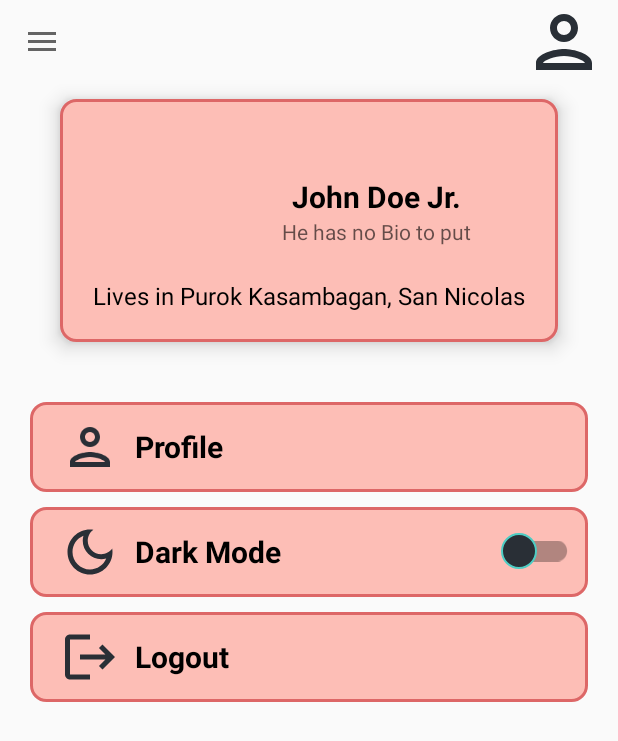
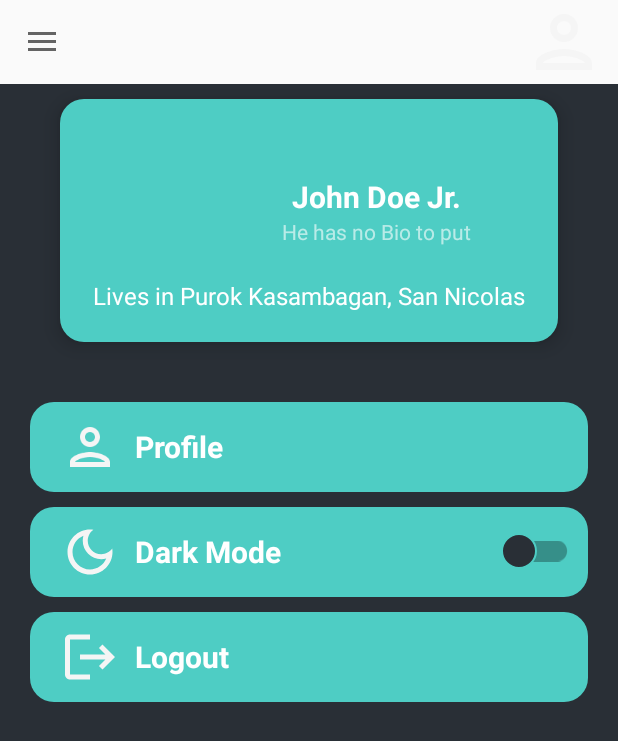
Before and after one commit to ajiwnl/HelpKonnect-Android, an Android app: the fragment UserSettingsFragment placed in its activity, on a phone screen of 412 x 824 dp. Shown: the top 741 px of the screen. Run offline under Robolectric (Android 15) with nearby library versions, the phone set to English and light mode, and no system bars; our stand-ins replace Firebase (no records; nobody signed in at launch, a user with empty details on screens opened directly), Picasso, Volley; libraries missing offline, so code that uses them is left out: io.getstream.chat; network calls fail; pictures from the network do not load.

Commit message:
Darkmode on user settings

```diff
--- a/app/src/main/java/com/helpkonnect/mobileapp/MainScreenActivity.java
+++ b/app/src/main/java/com/helpkonnect/mobileapp/MainScreenActivity.java
@@ -6,6 +6,8 @@ import android.util.Log;
 import android.widget.ImageView;
 import android.widget.TextView;
 import android.widget.Toast;
+
+import androidx.annotation.Nullable;
 import androidx.appcompat.app.ActionBarDrawerToggle;
 import androidx.appcompat.app.AppCompatActivity;
 import androidx.core.view.GravityCompat;
@@ -43,6 +45,7 @@ public class MainScreenActivity extends AppCompatActivity {
     private int strokeColor = Color.BLACK;
     private int strokeWidth = 1;
 
+
     @Override
     protected void onCreate(Bundle savedInstanceState) {
         super.onCreate(savedInstanceState);
@@ -56,7 +59,8 @@ public class MainScreenActivity extends AppCompatActivity {
         profileImageView = findViewById(R.id.profile_image);
         mAuth = FirebaseAuth.getInstance();
         firestore = FirebaseFirestore.getInstance();
-        currentUser = mAuth.getCurrentUser();
+        currentUser = null;
+        //mAuth.getCurrentUser();
 
         if (currentUser != null) {
             String userId = currentUser.getUid();
@@ -121,8 +125,6 @@ public class MainScreenActivity extends AppCompatActivity {
         });
     }
 
-    private void enableEdgeToEdge() {
-    }
 
     @Override
     public void onBackPressed() {
--- a/app/src/main/java/com/helpkonnect/mobileapp/UserSettingsFragment.java
+++ b/app/src/main/java/com/helpkonnect/mobileapp/UserSettingsFragment.java
@@ -1,12 +1,15 @@
 package com.helpkonnect.mobileapp;
 
+import android.content.Context;
 import android.content.Intent;
+import android.content.SharedPreferences;
 import android.graphics.Color;
 import android.os.Bundle;
 import android.util.Log;
 import android.view.LayoutInflater;
 import android.view.View;
 import android.view.ViewGroup;
+import android.widget.CompoundButton;
 import android.widget.ImageView;
 import android.widget.LinearLayout;
 import android.widget.TextView;
@@ -14,6 +17,8 @@ import android.widget.Toast;
 
 import androidx.annotation.NonNull;
 import androidx.annotation.Nullable;
+import androidx.appcompat.app.AppCompatDelegate;
+import androidx.appcompat.widget.SwitchCompat;
 import androidx.constraintlayout.widget.ConstraintLayout;
 import androidx.fragment.app.Fragment;
 import androidx.fragment.app.FragmentTransaction;
@@ -47,6 +52,12 @@ public class UserSettingsFragment extends Fragment {
 
     private ConstraintLayout profileLayout;
 
+    private SwitchCompat themeSwitch;
+    boolean isDarkMode;
+    SharedPreferences preferences;
+    SharedPreferences.Editor edit;
+
+
     @Nullable
     @Override
     public View onCreateView(@NonNull LayoutInflater inflater, @Nullable ViewGroup container, @Nullable Bundle savedInstanceState) {
@@ -58,6 +69,7 @@ public class UserSettingsFragment extends Fragment {
         firestore = FirebaseFirestore.getInstance();
 
         currentUser = mAuth.getCurrentUser();
+
 
         // Initialize views
         userFullName = rootView.findViewById(R.id.fullnametextview);
@@ -94,7 +106,39 @@ public class UserSettingsFragment extends Fragment {
             }
         });
 
+
+        //For theme change
+        themeSwitch = rootView.findViewById(R.id.themeSwitch);
+
+        preferences = getActivity().getSharedPreferences("appPreferences", Context.MODE_PRIVATE);
+        isDarkMode = preferences.getBoolean("isDarkMode", false);
+        themeSwitch.setChecked(isDarkMode);
+
+        applyTheme(isDarkMode); // Apply the current theme to views
+
+        themeSwitch.setOnCheckedChangeListener(new CompoundButton.OnCheckedChangeListener() {
+            @Override
+            public void onCheckedChanged(CompoundButton buttonView, boolean isChecked) {
+
+                SharedPreferences.Editor editor = preferences.edit();
+                editor.putBoolean("isDarkMode", isChecked);
+                editor.apply();
+
+                applyTheme(isChecked);
+            }
+        });
+
         return rootView;
+    }
+
+    private void applyTheme(boolean isDarkMode) {
+        if (isDarkMode) {
+            AppCompatDelegate.setDefaultNightMode(AppCompatDelegate.MODE_NIGHT_YES);
+
+        } else {
+            AppCompatDelegate.setDefaultNightMode(AppCompatDelegate.MODE_NIGHT_NO);
+
+        }
     }
 
     // Method to handle sign out
--- a/app/src/main/res/drawable/darkmodeicon.xml
+++ b/app/src/main/res/drawable/darkmodeicon.xml
@@ -1,5 +1,5 @@
-<vector xmlns:android="http://schemas.android.com/apk/res/android" android:height="24dp" android:tint="@color/SecondaryDark" android:viewportHeight="24" android:viewportWidth="24" android:width="24dp">
+<vector xmlns:android="http://schemas.android.com/apk/res/android" android:height="24dp" android:tint="?attr/colorPrimary" android:viewportHeight="24" android:viewportWidth="24" android:width="24dp">
 
-    <path android:fillColor="@android:color/white" android:pathData="M9.37,5.51C9.19,6.15 9.1,6.82 9.1,7.5c0,4.08 3.32,7.4 7.4,7.4c0.68,0 1.35,-0.09 1.99,-0.27C17.45,17.19 14.93,19 12,19c-3.86,0 -7,-3.14 -7,-7C5,9.07 6.81,6.55 9.37,5.51zM12,3c-4.97,0 -9,4.03 -9,9s4.03,9 9,9s9,-4.03 9,-9c0,-0.46 -0.04,-0.92 -0.1,-1.36c-0.98,1.37 -2.58,2.26 -4.4,2.26c-2.98,0 -5.4,-2.42 -5.4,-5.4c0,-1.81 0.89,-3.42 2.26,-4.4C12.92,3.04 12.46,3 12,3L12,3z"/>
+    <path  android:fillColor="@android:color/white" android:pathData="M9.37,5.51C9.19,6.15 9.1,6.82 9.1,7.5c0,4.08 3.32,7.4 7.4,7.4c0.68,0 1.35,-0.09 1.99,-0.27C17.45,17.19 14.93,19 12,19c-3.86,0 -7,-3.14 -7,-7C5,9.07 6.81,6.55 9.37,5.51zM12,3c-4.97,0 -9,4.03 -9,9s4.03,9 9,9s9,-4.03 9,-9c0,-0.46 -0.04,-0.92 -0.1,-1.36c-0.98,1.37 -2.58,2.26 -4.4,2.26c-2.98,0 -5.4,-2.42 -5.4,-5.4c0,-1.81 0.89,-3.42 2.26,-4.4C12.92,3.04 12.46,3 12,3L12,3z"/>
 
 </vector>
--- a/app/src/main/res/drawable/logouticon.xml
+++ b/app/src/main/res/drawable/logouticon.xml
@@ -1,4 +1,4 @@
-<vector xmlns:android="http://schemas.android.com/apk/res/android" android:autoMirrored="true" android:height="24dp" android:tint="@color/SecondaryDark" android:viewportHeight="24" android:viewportWidth="24" android:width="24dp">
+<vector xmlns:android="http://schemas.android.com/apk/res/android" android:autoMirrored="true" android:height="24dp" android:tint="?attr/colorPrimary" android:viewportHeight="24" android:viewportWidth="24" android:width="24dp">
 
     <path android:fillColor="@android:color/white" android:pathData="M17,7l-1.41,1.41L18.17,11H8v2h10.17l-2.58,2.58L17,17l5,-5zM4,5h8V3H4c-1.1,0 -2,0.9 -2,2v14c0,1.1 0.9,2 2,2h8v-2H4V5z"/>
 
--- a/app/src/main/res/drawable/userprofileicon.xml
+++ b/app/src/main/res/drawable/userprofileicon.xml
@@ -1,4 +1,4 @@
-<vector xmlns:android="http://schemas.android.com/apk/res/android" android:height="24dp" android:tint="@color/SecondaryDark" android:viewportHeight="24" android:viewportWidth="24" android:width="24dp">
+<vector xmlns:android="http://schemas.android.com/apk/res/android" android:height="24dp" android:tint="?attr/colorPrimary" android:viewportHeight="24" android:viewportWidth="24" android:width="24dp">
 
     <path android:fillColor="@android:color/white" android:pathData="M12,6c1.1,0 2,0.9 2,2s-0.9,2 -2,2 -2,-0.9 -2,-2 0.9,-2 2,-2m0,10c2.7,0 5.8,1.29 6,2L6,18c0.23,-0.72 3.31,-2 6,-2m0,-12C9.79,4 8,5.79 8,8s1.79,4 4,4 4,-1.79 4,-4 -1.79,-4 -4,-4zM12,14c-2.67,0 -8,1.34 -8,4v2h16v-2c0,-2.66 -5.33,-4 -8,-4z"/>
 
--- a/app/src/main/res/layout/activity_main.xml
+++ b/app/src/main/res/layout/activity_main.xml
@@ -30,6 +30,7 @@
         android:layout_width="300dp"
         android:layout_height="match_parent"
         android:layout_gravity="start"
+        style="@style/AppbgColor"
         app:headerLayout="@layout/header"
         app:menu="@menu/main_menu"/>
 
--- a/app/src/main/res/layout/fragment_selectedpost.xml
+++ b/app/src/main/res/layout/fragment_selectedpost.xml
@@ -164,7 +164,8 @@
             android:layout_height="wrap_content"
             android:text="Post"
             android:textColor="@color/white"
-            android:background="@color/PrimaryLight"
+            android:background="@drawable/layout_roundcorners"
+            android:backgroundTint="@color/PrimaryLight"
             app:layout_constraintBottom_toBottomOf="parent"
             app:layout_constraintEnd_toEndOf="parent" />
 
--- a/app/src/main/res/layout/fragment_user_settings.xml
+++ b/app/src/main/res/layout/fragment_user_settings.xml
@@ -7,6 +7,7 @@
     tools:context=".UserSettingsFragment">
 
     <androidx.constraintlayout.widget.ConstraintLayout
+        style="@style/AppbgColor"
         android:layout_width="match_parent"
         android:layout_height="match_parent">
 
@@ -21,7 +22,8 @@
             android:padding="20dp"
             android:elevation="8dp"
             android:clickable="true"
-            android:background="@drawable/background_textoutput"
+            android:background="@drawable/layout_roundcorners"
+            style="@style/CardbgColor"
             app:layout_constraintEnd_toEndOf="parent"
             app:layout_constraintStart_toStartOf="parent"
             app:layout_constraintTop_toTopOf="parent">
@@ -39,7 +41,7 @@
                 android:layout_width="wrap_content"
                 android:layout_height="wrap_content"
                 android:text="John Doe Jr."
-                android:textColor="@color/black"
+                style="@style/TextColor"
                 android:textSize="20sp"
                 android:textStyle="bold"
                 app:layout_constraintBottom_toBottomOf="@+id/userProfileImg"
@@ -53,7 +55,7 @@
                 android:layout_width="wrap_content"
                 android:layout_height="wrap_content"
                 android:text="He has no Bio to put"
-                android:textColor="@color/black"
+                style="@style/TextColor"
                 android:textSize="14sp"
                 android:alpha="0.60"
                 app:layout_constraintEnd_toEndOf="parent"
@@ -67,7 +69,7 @@
                 android:layout_height="wrap_content"
                 android:layout_marginTop="10dp"
                 android:text="Lives in Purok Kasambagan, San Nicolas"
-                android:textColor="@color/black"
+                style="@style/TextColor"
                 android:textSize="16sp"
                 app:layout_constraintBottom_toBottomOf="parent"
                 app:layout_constraintEnd_toEndOf="parent"
@@ -87,7 +89,8 @@
             android:orientation="horizontal"
             android:padding="10dp"
             android:clickable="true"
-            android:background="@drawable/background_textoutput"
+            android:background="@drawable/layout_roundcorners"
+            style="@style/CardbgColor"
             app:layout_constraintEnd_toEndOf="parent"
             app:layout_constraintStart_toStartOf="parent"
             app:layout_constraintTop_toBottomOf="@+id/ProfileBox">
@@ -106,7 +109,7 @@
                 android:paddingStart="10dp"
                 android:layout_weight="1"
                 android:text="Profile"
-                android:textColor="@color/black"
+                style="@style/TextColor"
                 android:textSize="20sp"
                 android:textStyle="bold" />
 
@@ -121,7 +124,8 @@
             android:layout_marginEnd="20dp"
             android:orientation="horizontal"
             android:padding="10dp"
-            android:background="@drawable/background_textoutput"
+            android:background="@drawable/layout_roundcorners"
+            style="@style/CardbgColor"
             app:layout_constraintEnd_toEndOf="parent"
             app:layout_constraintStart_toStartOf="parent"
             app:layout_constraintTop_toBottomOf="@+id/profileMenu">
@@ -140,7 +144,7 @@
                 android:paddingStart="10dp"
                 android:layout_weight="1"
                 android:text="Dark Mode"
-                android:textColor="@color/black"
+                style="@style/TextColor"
                 android:textSize="20sp"
                 android:textStyle="bold" />
 
@@ -167,7 +171,8 @@
             android:orientation="horizontal"
             android:padding="10dp"
             android:clickable="true"
-            android:background="@drawable/background_textoutput"
+            android:background="@drawable/layout_roundcorners"
+            style="@style/CardbgColor"
             app:layout_constraintEnd_toEndOf="parent"
             app:layout_constraintStart_toStartOf="parent"
             app:layout_constraintTop_toBottomOf="@+id/appModeMenu">
@@ -186,7 +191,7 @@
                 android:layout_gravity="center"
                 android:layout_weight="1"
                 android:text="Logout"
-                android:textColor="@color/black"
+                style="@style/TextColor"
                 android:textSize="20sp"
                 android:textStyle="bold" />
 
--- a/app/src/main/res/values-night/themes.xml
+++ b/app/src/main/res/values-night/themes.xml
@@ -1,7 +1,15 @@
 <resources xmlns:tools="http://schemas.android.com/tools">
-    <!-- Base application theme. -->
+
     <style name="Base.Theme.HelpKonnectMobile" parent="Theme.AppCompat.Light.NoActionBar">
-        <!-- Customize your dark theme here. -->
-        <!-- <item name="colorPrimary">@color/my_dark_primary</item> -->
+
+
+
     </style>
+
+    <style name="Theme.HelpKonnectMobile" parent="Base.Theme.HelpKonnectMobile" />
+
+    <style name="AppbgColor"><item name="android:background">@color/white</item></style>
+    <style name="CardbgColor"><item name="android:backgroundTint">@color/SecondaryLight</item></style>
+    <style name="TextColor"><item name="android:textColor">@color/black</item></style>
+    <style name="ImagebgColor"><item name="android:tint">@color/PrimaryLight</item></style>
 </resources>
--- a/app/src/main/res/values/themes.xml
+++ b/app/src/main/res/values/themes.xml
@@ -1,9 +1,15 @@
 <resources xmlns:tools="http://schemas.android.com/tools">
-    <!-- Base application theme. -->
+
     <style name="Base.Theme.HelpKonnectMobile" parent="Theme.AppCompat.Light.NoActionBar">
-        <!-- Customize your light theme here. -->
-        <!-- <item name="colorPrimary">@color/my_light_primary</item> -->
+
+
     </style>
 
     <style name="Theme.HelpKonnectMobile" parent="Base.Theme.HelpKonnectMobile" />
+
+    <style name="AppbgColor"><item name="android:background">@color/SecondaryDark</item></style>
+    <style name="CardbgColor"><item name="android:backgroundTint">@color/PrimaryDark</item></style>
+    <style name="TextColor"><item name="android:textColor">@color/white</item></style>
+    <style name="ImagebgColor"><item name="android:tint">@color/PrimaryDark</item></style>
+
 </resources>
```
Also changed, not shown: app/src/main/res/layout/fragment_resources.xml (+0 -35 lines).
